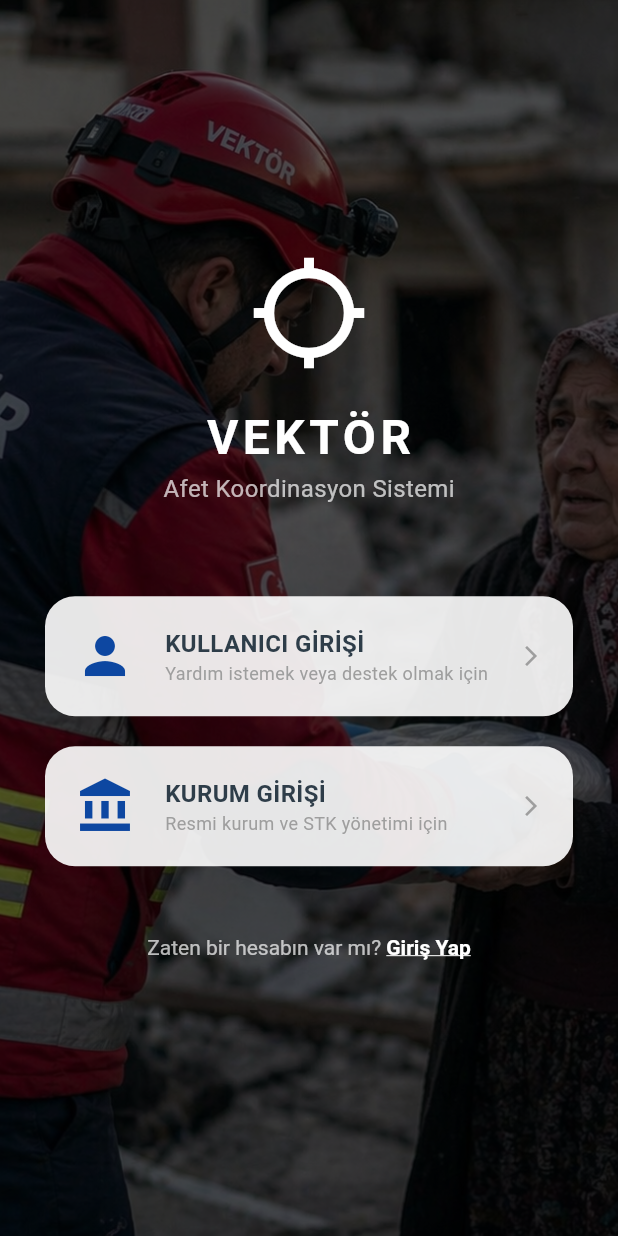
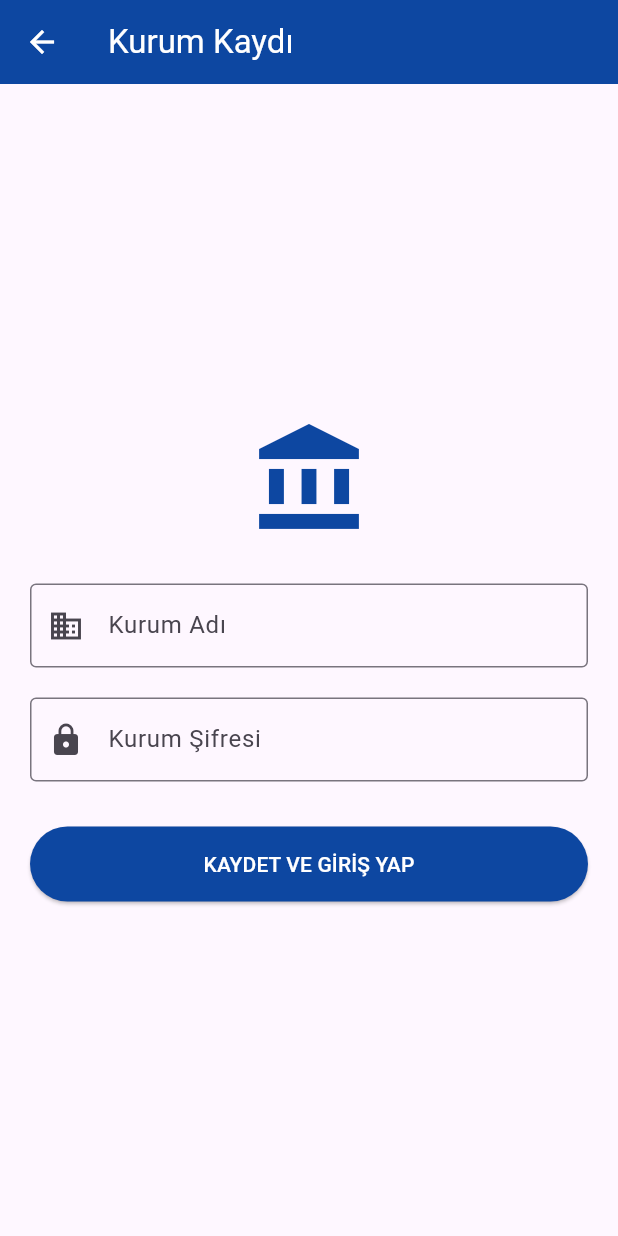
Before and after one commit to omerulas61/Vektor, a Flutter app: the screen it shows after launch, after a tap on "KURUM GİRİŞİ", on a phone screen of 412 x 824 dp. Run offline on Flutter 3.47's test engine with Material 3 defaults, Android fonts, the phone set to English and light mode, and no system bars; our stand-ins replace cloud_firestore, firebase_core, geolocator, google_maps_flutter, shared_preferences; accounts and stored records are empty.

Commit message:
kurum_ana_sayfasi oluşturuldu,kurum girişi için buton aktive edildi,database'e kurum kaydı sağlandı,kaydedilen bilgi kontrolü ile kurum_ana_sayfasi na yönlendirme sağlandi

```diff
--- a/lib/screens/giris_secim_sayfasi.dart
+++ b/lib/screens/giris_secim_sayfasi.dart
@@ -2,6 +2,7 @@ import 'package:flutter/material.dart';
 import 'package:vektor/main.dart';
 import 'package:vektor/screens/kayit_sayfasi.dart';
 import 'package:vektor/screens/login_page.dart';
+import 'package:vektor/screens/kurum_kayit_sayfasi.dart';
 
 
 class GirisSecimSayfasi extends StatelessWidget {
@@ -64,7 +65,10 @@ class GirisSecimSayfasi extends StatelessWidget {
                     subtitle: "Resmi kurum ve STK yönetimi için",
                     icon: Icons.account_balance,
                     onTap: () {
-                      // Kurum girişi sayfası
+                      Navigator.push(
+                        context,
+                        MaterialPageRoute(builder: (context) => const KurumKayitSayfasi()),
+                      );
                     },
                   ),
 
--- /dev/null
+++ b/lib/screens/kurum_kayit_sayfasi.dart
@@ -0,0 +1,108 @@
+import 'package:cloud_firestore/cloud_firestore.dart';
+import 'package:flutter/material.dart';
+import 'package:vektor/screens/kurum_ana_sayfasi.dart';
+
+class KurumKayitSayfasi extends StatefulWidget {
+  const KurumKayitSayfasi({super.key});
+
+  @override
+  State<KurumKayitSayfasi> createState() => _KurumKayitSayfasiState();
+}
+
+class _KurumKayitSayfasiState extends State<KurumKayitSayfasi> {
+  // Verileri almak için kontrolcüler
+  final TextEditingController _adController = TextEditingController();
+  final TextEditingController _sifreController = TextEditingController();
+
+  // Firebase'e kaydetme fonksiyonu
+  Future<void> _kurumKaydet() async {
+    String ad = _adController.text.trim();
+    String sifre = _sifreController.text.trim();
+
+    if (ad.isEmpty || sifre.isEmpty) {
+      ScaffoldMessenger.of(context).showSnackBar(
+        const SnackBar(content: Text("Lütfen tüm alanları doldurun!")),
+      );
+      return;
+    }
+
+    try {
+      // Firebase Firestore'a ekleme yapıyoruz
+      await FirebaseFirestore.instance.collection('Kurumlar').add({
+        'kurum_adi': ad,
+        'kurum_sifre': sifre,
+        'kayit_tarihi': FieldValue.serverTimestamp(),
+      });
+
+      if (mounted) {
+        ScaffoldMessenger.of(context).showSnackBar(
+          const SnackBar(content: Text("Kurum başarıyla kaydedildi!")),
+        );
+        Navigator.pushReplacement(
+          context,
+          MaterialPageRoute(
+            builder: (context) => KurumAnaSayfasi(kurumAdi: ad),
+          ),
+        );
+      }
+    } catch (e) {
+      if (mounted) {
+        ScaffoldMessenger.of(context).showSnackBar(
+          SnackBar(content: Text("Hata oluştu: $e")),
+        );
+      }
+    }
+  }
+
+  @override
+  Widget build(BuildContext context) {
+    return Scaffold(
+      appBar: AppBar(
+        title: const Text("Kurum Kaydı"),
+        backgroundColor: const Color(0xFF0D47A1), // Koyu mavi (Vektör temasına uygun)
+        foregroundColor: Colors.white,
+      ),
+      body: Padding(
+        padding: const EdgeInsets.all(20.0),
+        child: Column(
+          mainAxisAlignment: MainAxisAlignment.center,
+          children: [
+            const Icon(Icons.account_balance, size: 80, color: Color(0xFF0D47A1)),
+            const SizedBox(height: 30),
+            TextField(
+              controller: _adController,
+              decoration: const InputDecoration(
+                labelText: "Kurum Adı",
+                border: OutlineInputBorder(),
+                prefixIcon: Icon(Icons.business),
+              ),
+            ),
+            const SizedBox(height: 20),
+            TextField(
+              controller: _sifreController,
+              obscureText: true, // Şifreyi gizli yapar
+              decoration: const InputDecoration(
+                labelText: "Kurum Şifresi",
+                border: OutlineInputBorder(),
+                prefixIcon: Icon(Icons.lock),
+              ),
+            ),
+            const SizedBox(height: 30),
+            SizedBox(
+              width: double.infinity,
+              height: 50,
+              child: ElevatedButton(
+                onPressed: _kurumKaydet,
+                style: ElevatedButton.styleFrom(
+                  backgroundColor: const Color(0xFF0D47A1),
+                  foregroundColor: Colors.white,
+                ),
+                child: const Text("KAYDET VE GİRİŞ YAP"),
+              ),
+            ),
+          ],
+        ),
+      ),
+    );
+  }
+}
```
Also changed, not shown: lib/screens/kurum_ana_sayfasi.dart (added, +39 -0 lines), lib/screens/login_page.dart (+46 -3 lines).
